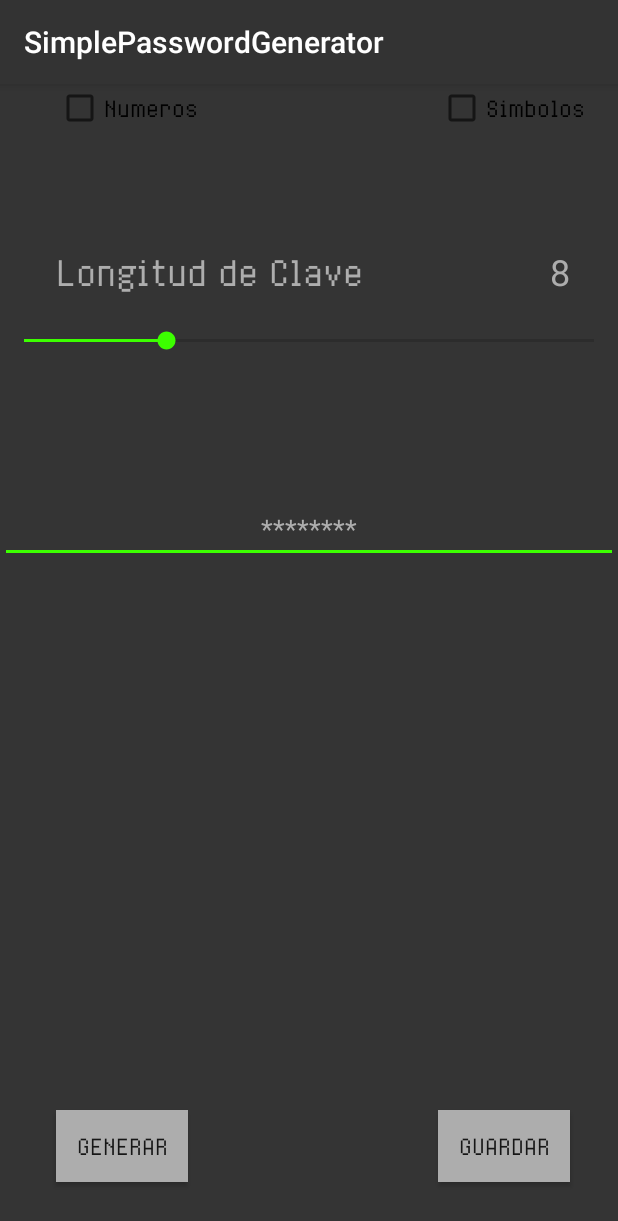
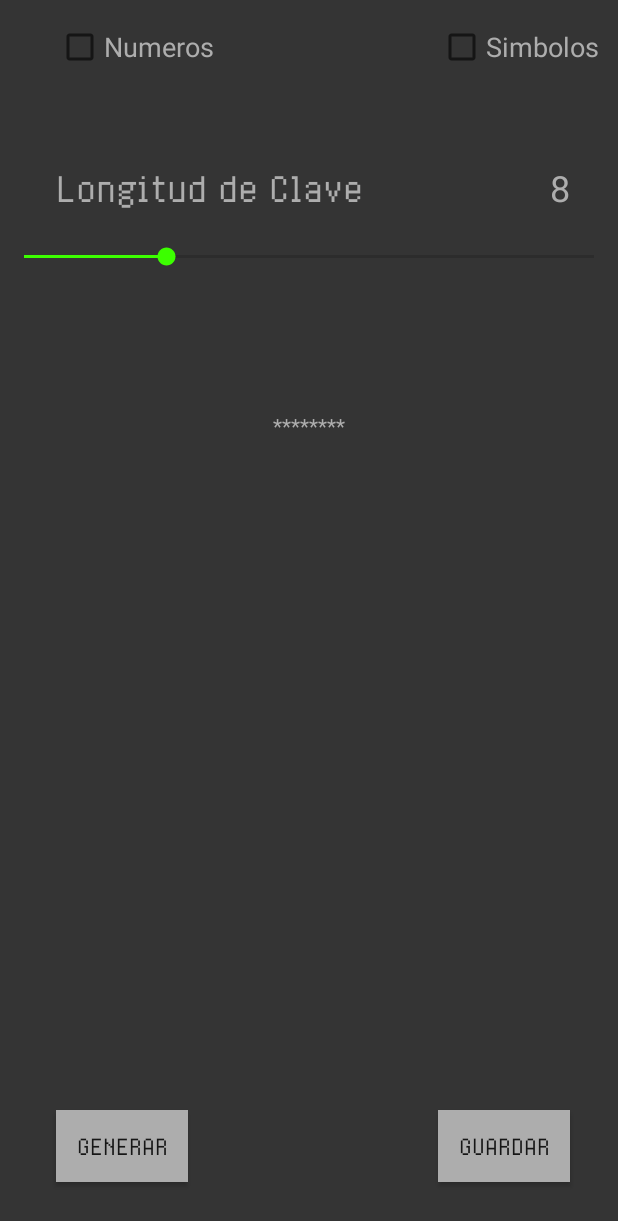
Before and after one commit to sebdeveloper6952/SimplePasswordGenerator, an Android app: the screen it shows after launch (MainActivity), on a phone screen of 412 x 824 dp. Shown: the top 1221 px of the screen. Run offline under Robolectric (Android 15) with nearby library versions, the phone set to English and light mode, and no system bars.

Commit message:
Creatint the developing branch. Merge to the master when permanent change is made.

```diff
--- a/SimplePasswordGenerator/app/src/main/AndroidManifest.xml
+++ b/SimplePasswordGenerator/app/src/main/AndroidManifest.xml
@@ -6,7 +6,7 @@
         android:allowBackup="true"
         android:label="@string/app_name"
         android:supportsRtl="true"
-        android:theme="@style/AppTheme">
+        android:theme="@style/AppTheme.NoActionBar">
 
         <activity
             android:name="sebasarriola.simplepasswordgenerator.SplashScreen"
--- a/SimplePasswordGenerator/app/src/main/java/sebasarriola/simplepasswordgenerator/MainActivity.java
+++ b/SimplePasswordGenerator/app/src/main/java/sebasarriola/simplepasswordgenerator/MainActivity.java
@@ -3,6 +3,9 @@ package sebasarriola.simplepasswordgenerator;
 import android.graphics.Typeface;
 import android.support.v7.app.AppCompatActivity;
 import android.os.Bundle;
+import android.support.v7.widget.Toolbar;
+import android.view.Menu;
+import android.view.MenuInflater;
 import android.view.View;
 import android.widget.Button;
 import android.widget.PopupWindow;
@@ -18,6 +21,10 @@ public class MainActivity extends AppCompatActivity {
     protected void onCreate(Bundle savedInstanceState) {
         super.onCreate(savedInstanceState);
         setContentView(R.layout.activity_main);
+
+        // create the toolbar
+        Toolbar myToolbar = (Toolbar)findViewById(R.id.toolbar);
+        setSupportActionBar(myToolbar);
 
         // crear fuente de texto chilera
         final Typeface face = Typeface.createFromAsset(getAssets(), "fonts/8bitOperatorPlus-Regular.ttf");
@@ -40,17 +47,16 @@ public class MainActivity extends AppCompatActivity {
         // crear la barra que sirve para especificar la longitud de clave
         final SeekBar barraLongitud = (SeekBar)findViewById(R.id.barraLongitud);
 
-        // crear checkboxes
-        CheckBox numCheckbox = (CheckBox)findViewById(R.id.numCheckbox);
-        numCheckbox.setTypeface(face);
-        CheckBox simCheckbox = (CheckBox)findViewById(R.id.simCheckbox);
-        simCheckbox.setTypeface(face);
 
         // creara la pantalla donde se visualiza el valor de la longitud
         final TextView pantallaLongitud = (TextView)findViewById(R.id.pantallaLongitud);
-
         // iniciar el valor de la pantalla de longitud
         pantallaLongitud.setText(Integer.toString(barraLongitud.getProgress()));
+
+        // crear event listeners para checkboxes
+        final CheckBox numCheckbox = (CheckBox)findViewById(R.id.numCheckbox);
+        final CheckBox simCheckbox = (CheckBox)findViewById(R.id.simCheckbox);
+
 
         // crear event listener para que la barra de longitud actualice su valor en la pantalla de longitud
         barraLongitud.setOnSeekBarChangeListener(
@@ -82,12 +88,10 @@ public class MainActivity extends AppCompatActivity {
                     {
                         TextView outputScreen = (TextView)findViewById(R.id.pantallaClave);
                         outputScreen.setTypeface(face);
-                        outputScreen.setText(gen.GenerarClave(barraLongitud.getProgress() + 8, false, true));
+                        outputScreen.setText(gen.GenerarClave(barraLongitud.getProgress() + 8, numCheckbox.isChecked(), simCheckbox.isChecked()));
                     }
                 }
         );
+
     }
-
-    // crear event listeners para las checkboxes
-
 }
--- a/SimplePasswordGenerator/app/src/main/res/layout/activity_main.xml
+++ b/SimplePasswordGenerator/app/src/main/res/layout/activity_main.xml
@@ -64,7 +64,7 @@
         android:layout_alignEnd="@+id/botonGuardar"
         android:textSize="24dp" />
 
-    <EditText
+    <TextView
         android:layout_width="match_parent"
         android:layout_height="wrap_content"
         android:id="@+id/pantallaClave"
@@ -80,15 +80,22 @@
         android:layout_width="wrap_content"
         android:layout_height="wrap_content"
         android:text="@string/numCheckbox"
+        android:textColor="#adadad"
+        android:textSize="18dp"
         android:id="@+id/numCheckbox"
-        android:layout_alignParentTop="false"
-        android:layout_alignStart="@id/botonGenerar" />
+        android:layout_alignParentTop="true"
+        android:layout_alignStart="@+id/botonGenerar"
+        android:layout_marginTop="15dp"/>
 
     <CheckBox
         android:layout_width="wrap_content"
         android:layout_height="wrap_content"
         android:text="@string/simCheckbox"
+        android:textColor="#adadad"
+        android:textSize="18dp"
         android:id="@+id/simCheckbox"
-        android:layout_alignParentTop="false"
-        android:layout_alignStart="@id/botonGuardar" />
+        android:layout_alignParentTop="true"
+        android:layout_alignStart="@+id/botonGuardar"
+        android:layout_marginTop="15dp"/>
+
 </RelativeLayout>
--- a/SimplePasswordGenerator/app/src/main/res/values/strings.xml
+++ b/SimplePasswordGenerator/app/src/main/res/values/strings.xml
@@ -1,5 +1,5 @@
 <resources>
-    <string name="app_name">SimplePasswordGenerator</string>
+    <string name="app_name">SPG</string>
     <string name="botonGenerar">Generar</string>
     <string name="pantallaClaveDefault">********</string>
     <string name="pantallaLongitudDefault">8</string>
```
Also changed, not shown: 1 other file.
